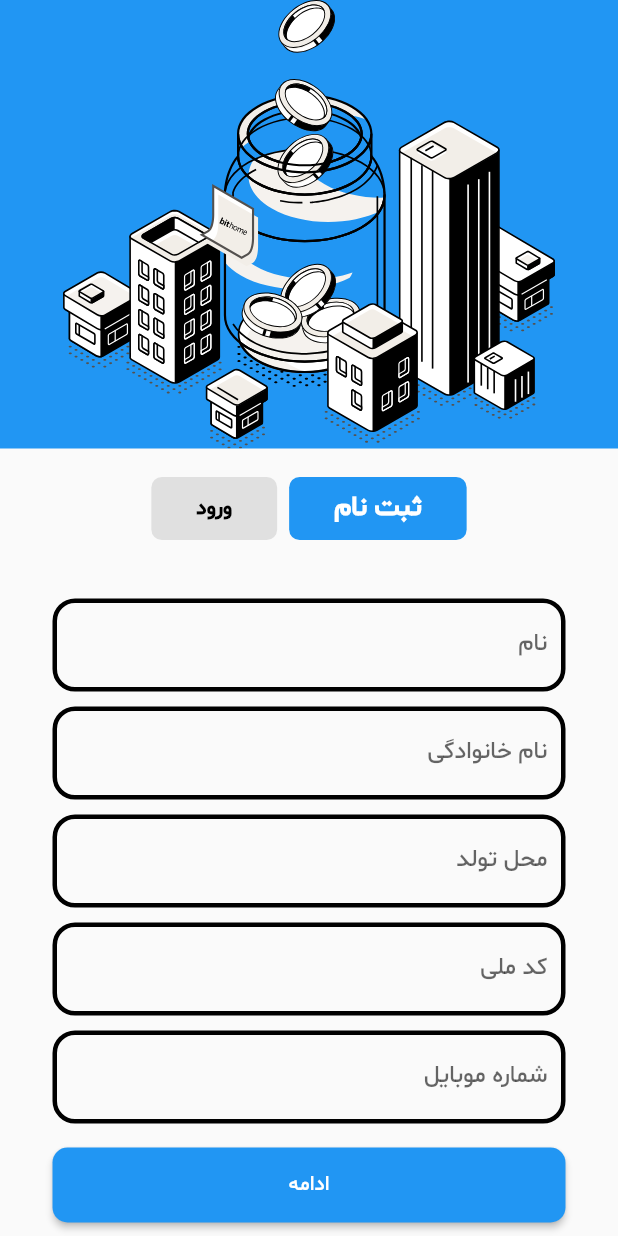
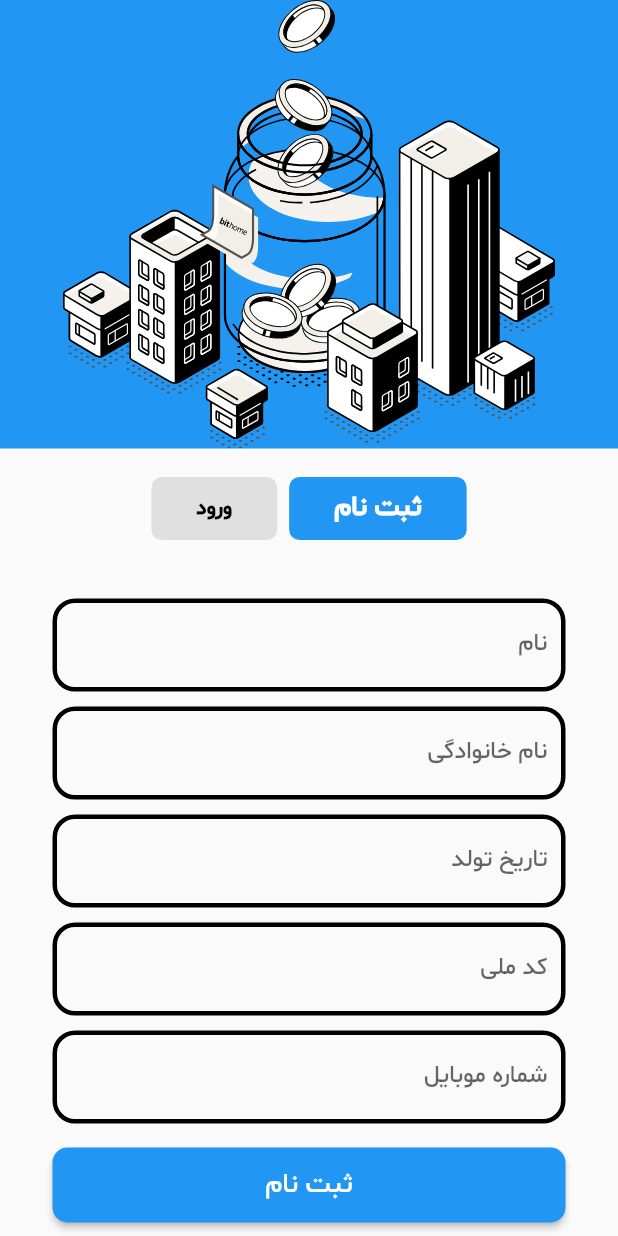
Before and after one commit to Amirmahdi1380/bithome-app, a Flutter app: the screen it shows after launch, item 2 of the bottom bar chosen, on a phone screen of 412 x 824 dp. Run offline on Flutter 3.47's test engine with Material 2 defaults, Android fonts, the phone set to English and light mode, and no system bars; drawn by our look-alikes of buttons_tabbar; our stand-ins replace bloc, dartz, dio, flutter_bloc, flutter_svg, get_it and 1 more.

```diff
--- /dev/null
+++ b/lib/bloc/auth/register/register_bloc.dart
@@ -0,0 +1,27 @@
+import 'package:amlak_app/bloc/auth/register/register_event.dart';
+import 'package:amlak_app/data/respository/authentication_respository.dart';
+import 'package:amlak_app/di/di.dart';
+import 'package:bloc/bloc.dart';
+import 'package:amlak_app/bloc/auth/register/register_state.dart';
+
+class RegisterBloc extends Bloc<RegisterEvent, RegisterState> {
+  final IAuthenticationRepository _authenticationRepository = locator.get();
+  RegisterBloc() : super(RegisterInitState()) {
+    on(
+      (event, emit) async {
+        if (event is RegisterStartEvent) {
+          emit(RegisterInitState());
+        } else if (event is RegisterRequestEvent) {
+          emit(RegisterLoadingState());
+          var response = await _authenticationRepository.register(
+              event.first_name,
+              event.last_name,
+              event.national_code,
+              event.mobile,
+              event.birthday);
+          emit(RegisterResponseState(response));
+        }
+      },
+    );
+  }
+}
--- /dev/null
+++ b/lib/bloc/auth/register/register_event.dart
@@ -0,0 +1,13 @@
+abstract class RegisterEvent {}
+
+class RegisterStartEvent extends RegisterEvent {}
+
+class RegisterRequestEvent extends RegisterEvent {
+  String first_name;
+  String last_name;
+  int national_code;
+  int mobile;
+  int birthday;
+  RegisterRequestEvent(this.first_name, this.last_name, this.national_code,
+      this.mobile, this.birthday);
+}
--- /dev/null
+++ b/lib/bloc/auth/register/register_state.dart
@@ -0,0 +1,12 @@
+import 'package:dartz/dartz.dart';
+
+abstract class RegisterState {}
+
+class RegisterInitState extends RegisterState {}
+
+class RegisterLoadingState extends RegisterState {}
+
+class RegisterResponseState extends RegisterState {
+  Either<String, String> response;
+  RegisterResponseState(this.response);
+}
--- a/lib/main.dart
+++ b/lib/main.dart
@@ -3,7 +3,11 @@ import 'package:amlak_app/screens/sign_up/sign_up_scree.dart';
 import 'package:amlak_app/screens/tab%20bar/tab_bar_screen.dart';
 import 'package:flutter/material.dart';
 
-void main() {
+import 'di/di.dart';
+
+void main() async{
+    WidgetsFlutterBinding.ensureInitialized();
+  await getItInit();
   runApp(const MyApp());
 }
 
--- a/lib/screens/login/login_screen.dart
+++ b/lib/screens/login/login_screen.dart
@@ -16,7 +16,8 @@ class _LoginScreenState extends State<LoginScreen> {
 
   Widget build(BuildContext context) {
     return Scaffold(
-      body: Column(
+      body: SingleChildScrollView(
+        child: Column(
           children: [
             Padding(
               padding: const EdgeInsets.all(35.0),
@@ -97,6 +98,7 @@ class _LoginScreenState extends State<LoginScreen> {
             )
           ],
         ),
+      ),
     );
   }
 }
--- a/lib/screens/sign_up/sign_up_scree.dart
+++ b/lib/screens/sign_up/sign_up_scree.dart
@@ -1,6 +1,11 @@
+import 'package:amlak_app/bloc/auth/register/register_event.dart';
 import 'package:amlak_app/screens/login/login_screen.dart';
 import 'package:flutter/material.dart';
+import 'package:flutter_bloc/flutter_bloc.dart';
 import 'package:flutter_svg/svg.dart';
+
+import '../../bloc/auth/register/register_bloc.dart';
+import '../../bloc/auth/register/register_state.dart';
 
 class SignInScreen extends StatefulWidget {
   @override
@@ -17,9 +22,15 @@ class _SignInScreenState extends State<SignInScreen> {
   final TextEditingController mobileNumberController = TextEditingController();
 
   @override
+  void initState() {
+    BlocProvider.of<RegisterBloc>(context).add(RegisterStartEvent());
+  }
+
+  @override
   Widget build(BuildContext context) {
     return Scaffold(
-      body: Column(
+      body: SingleChildScrollView(
+        child: Column(
           children: [
             Padding(
               padding: const EdgeInsets.all(35.0),
@@ -87,6 +98,7 @@ class _SignInScreenState extends State<SignInScreen> {
                         height: 10,
                       ),
                       TextFormField(
+                        keyboardType: TextInputType.number,
                         controller: dobController,
                         decoration: InputDecoration(
                           border: const OutlineInputBorder(
@@ -95,7 +107,7 @@ class _SignInScreenState extends State<SignInScreen> {
                               Radius.circular(15),
                             ),
                           ),
-                        labelText: 'محل تولد',
+                          labelText: 'تاریخ تولد',
                           enabledBorder: OutlineInputBorder(
                             borderRadius: BorderRadius.circular(15),
                             borderSide: const BorderSide(
@@ -115,6 +127,7 @@ class _SignInScreenState extends State<SignInScreen> {
                         height: 10,
                       ),
                       TextFormField(
+                        keyboardType: TextInputType.number,
                         controller: nationalIdController,
                         decoration: InputDecoration(
                           border: const OutlineInputBorder(
@@ -143,6 +156,7 @@ class _SignInScreenState extends State<SignInScreen> {
                         height: 10,
                       ),
                       TextFormField(
+                        keyboardType: TextInputType.number,
                         controller: mobileNumberController,
                         decoration: InputDecoration(
                           border: const OutlineInputBorder(
@@ -168,7 +182,10 @@ class _SignInScreenState extends State<SignInScreen> {
                         },
                       ),
                       const SizedBox(height: 16.0),
-                    ElevatedButton(
+                      BlocBuilder<RegisterBloc, RegisterState>(
+                          builder: (context, state) {
+                        if (state is RegisterInitState) {
+                          return ElevatedButton(
                             style: ElevatedButton.styleFrom(
                                 minimumSize: const Size(80, 50),
                                 shape: const RoundedRectangleBorder(
@@ -179,9 +196,11 @@ class _SignInScreenState extends State<SignInScreen> {
                                 // Perform sign-in functionality here
                                 String firstName = firstNameController.text;
                                 String lastName = lastNameController.text;
-                          String dob = dobController.text;
-                          String nationalId = nationalIdController.text;
-                          String mobileNumber = mobileNumberController.text;
+                                int dob = int.parse(dobController.text);
+                                int nationalId =
+                                    int.parse(nationalIdController.text);
+                                int mobileNumber =
+                                    int.parse(mobileNumberController.text);
 
                                 // Print the values for testing
                                 print('First Name: $firstName');
@@ -190,13 +209,40 @@ class _SignInScreenState extends State<SignInScreen> {
                                 print('National ID: $nationalId');
                                 print('Mobile Number: $mobileNumber');
                               }
-                        Navigator.of(context)
-                            .push(MaterialPageRoute(builder: (context) {
-                          return LoginScreen();
-                        }));
+                              BlocProvider.of<RegisterBloc>(context).add(
+                                RegisterRequestEvent(
+                                  firstNameController.text,
+                                  lastNameController.text,
+                                  int.parse(dobController.text),
+                                  int.parse(nationalIdController.text),
+                                  int.parse(mobileNumberController.text),
+                                ),
+                              );
+                              // Navigator.of(context).push(
+                              //   MaterialPageRoute(
+                              //     builder: (context) {
+                              //       return LoginScreen();
+                              //     },
+                              //   ),
+                              // );
                             },
-                      child: const Text('ادامه'),
+                            child: const Text(
+                              'ثبت نام',
+                              style: TextStyle(fontSize: 18),
                             ),
+                          );
+                        }
+                        if (state is RegisterLoadingState) {
+                          return CircularProgressIndicator();
+                        }
+                        if (state is RegisterResponseState) {
+                          return state.response
+                              .fold((l) => Text(l), (r) => Text(r));
+                        }
+                        return const CircularProgressIndicator(
+                          backgroundColor: Colors.black,
+                        );
+                      }),
                     ],
                   ),
                 ),
@@ -204,6 +250,7 @@ class _SignInScreenState extends State<SignInScreen> {
             )
           ],
         ),
+      ),
     );
   }
 }
--- a/lib/screens/tab bar/tab_bar_screen.dart
+++ b/lib/screens/tab bar/tab_bar_screen.dart
@@ -1,7 +1,9 @@
+import 'package:amlak_app/bloc/auth/register/register_bloc.dart';
 import 'package:amlak_app/screens/login/login_screen.dart';
 import 'package:amlak_app/screens/sign_up/sign_up_scree.dart';
 import 'package:buttons_tabbar/buttons_tabbar.dart';
 import 'package:flutter/material.dart';
+import 'package:flutter_bloc/flutter_bloc.dart';
 import 'package:flutter_svg/svg.dart';
 
 class TabBarScreen extends StatefulWidget {
@@ -58,7 +60,7 @@ class _TabBarScreenState extends State<TabBarScreen> {
               child: TabBarView(
                 children: [
                   LoginScreen(),
-                  SignInScreen(),
+                 BlocProvider(create: (context)=>RegisterBloc(),child: SignInScreen(),)
                 ],
               ),
             ),
--- /dev/null
+++ b/lib/utils/apiExeption.dart
@@ -0,0 +1,5 @@
+class ApiExeption {
+  int? code;
+  String? message;
+  ApiExeption(this.message, this.code);
+}
```
Also changed, not shown: lib/data/datasource/authentication_datasource.dart (added, +26 -0 lines), lib/data/respository/authentication_respository.dart (added, +24 -0 lines), lib/di/di.dart (added, +25 -0 lines). Lines whose indentation alone changed are shown as unchanged.
